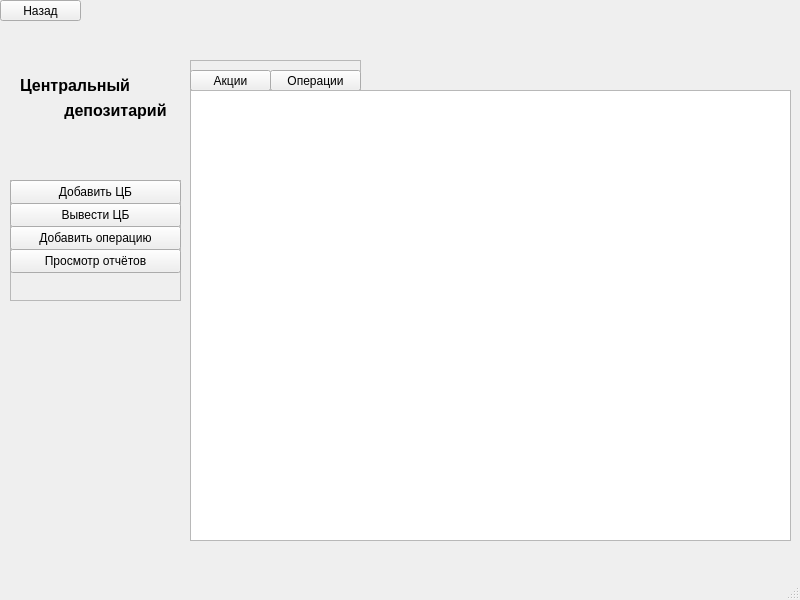
First picture: the form in centrdepwindow.ui, repository migeliusIV/DB, before the edit.
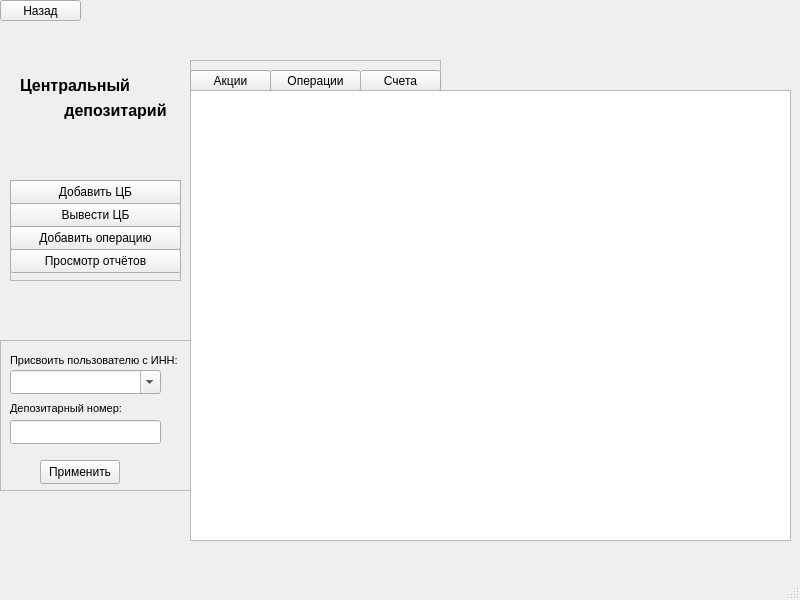
Second picture: the form after the edit.

Patch:
```diff
--- a/centrdepwindow.ui
+++ b/centrdepwindow.ui
@@ -41,7 +41,7 @@
      <rect>
       <x>190</x>
       <y>60</y>
-      <width>171</width>
+      <width>251</width>
       <height>31</height>
      </rect>
     </property>
@@ -77,6 +77,19 @@
       <string>Операции</string>
      </property>
     </widget>
+    <widget class="QPushButton" name="btnAccounts">
+     <property name="geometry">
+      <rect>
+       <x>170</x>
+       <y>10</y>
+       <width>81</width>
+       <height>21</height>
+      </rect>
+     </property>
+     <property name="text">
+      <string>Счета</string>
+     </property>
+    </widget>
    </widget>
    <widget class="QFrame" name="frame_2">
     <property name="geometry">
@@ -84,7 +97,7 @@
       <x>10</x>
       <y>180</y>
       <width>171</width>
-      <height>121</height>
+      <height>101</height>
      </rect>
     </property>
     <property name="frameShape">
@@ -196,6 +209,97 @@
      </rect>
     </property>
    </widget>
+   <widget class="QFrame" name="frmDepoInit">
+    <property name="geometry">
+     <rect>
+      <x>0</x>
+      <y>340</y>
+      <width>191</width>
+      <height>151</height>
+     </rect>
+    </property>
+    <property name="frameShape">
+     <enum>QFrame::Shape::StyledPanel</enum>
+    </property>
+    <property name="frameShadow">
+     <enum>QFrame::Shadow::Raised</enum>
+    </property>
+    <widget class="QComboBox" name="comboBox">
+     <property name="geometry">
+      <rect>
+       <x>10</x>
+       <y>30</y>
+       <width>151</width>
+       <height>24</height>
+      </rect>
+     </property>
+     <property name="editable">
+      <bool>true</bool>
+     </property>
+    </widget>
+    <widget class="QLineEdit" name="edtDepoNum">
+     <property name="geometry">
+      <rect>
+       <x>10</x>
+       <y>80</y>
+       <width>151</width>
+       <height>24</height>
+      </rect>
+     </property>
+     <property name="maxLength">
+      <number>4</number>
+     </property>
+    </widget>
+    <widget class="QLabel" name="lblDepo">
+     <property name="geometry">
+      <rect>
+       <x>10</x>
+       <y>60</y>
+       <width>141</width>
+       <height>16</height>
+      </rect>
+     </property>
+     <property name="font">
+      <font>
+       <pointsize>8</pointsize>
+      </font>
+     </property>
+     <property name="text">
+      <string>Депозитарный номер:</string>
+     </property>
+    </widget>
+    <widget class="QLabel" name="lblINN">
+     <property name="geometry">
+      <rect>
+       <x>10</x>
+       <y>10</y>
+       <width>181</width>
+       <height>20</height>
+      </rect>
+     </property>
+     <property name="font">
+      <font>
+       <pointsize>8</pointsize>
+      </font>
+     </property>
+     <property name="text">
+      <string>Присвоить пользователю с ИНН:</string>
+     </property>
+    </widget>
+    <widget class="QPushButton" name="btnDepoInit">
+     <property name="geometry">
+      <rect>
+       <x>40</x>
+       <y>120</y>
+       <width>80</width>
+       <height>24</height>
+      </rect>
+     </property>
+     <property name="text">
+      <string>Применить</string>
+     </property>
+    </widget>
+   </widget>
   </widget>
   <widget class="QMenuBar" name="menubar">
    <property name="geometry">
```
